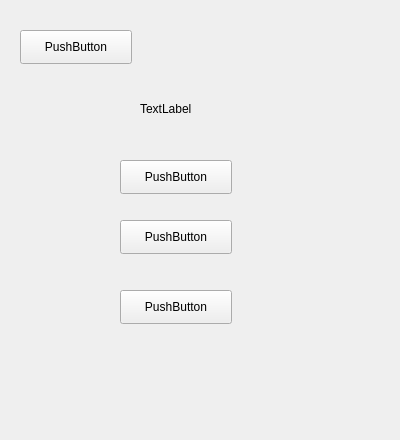
First picture: the form in Memorize_word_tool/c2e.ui, repository XXWZLN/word-memorize-system, before the edit.
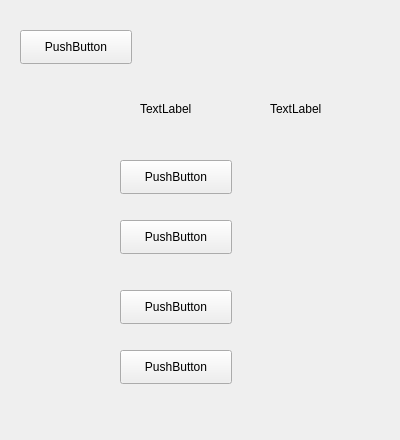
Second picture: the form after the edit.

```diff
--- a/Memorize_word_tool/c2e.ui
+++ b/Memorize_word_tool/c2e.ui
@@ -78,6 +78,32 @@
     <string>TextLabel</string>
    </property>
   </widget>
+  <widget class="QLabel" name="error">
+   <property name="geometry">
+    <rect>
+     <x>270</x>
+     <y>100</y>
+     <width>81</width>
+     <height>18</height>
+    </rect>
+   </property>
+   <property name="text">
+    <string>TextLabel</string>
+   </property>
+  </widget>
+  <widget class="QPushButton" name="c4">
+   <property name="geometry">
+    <rect>
+     <x>120</x>
+     <y>350</y>
+     <width>112</width>
+     <height>34</height>
+    </rect>
+   </property>
+   <property name="text">
+    <string>PushButton</string>
+   </property>
+  </widget>
  </widget>
  <resources/>
  <connections/>
```
Left out of the diff: 8 changed lines with no effect on the pictures.
